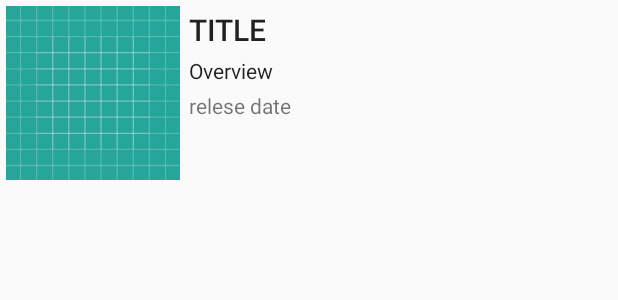
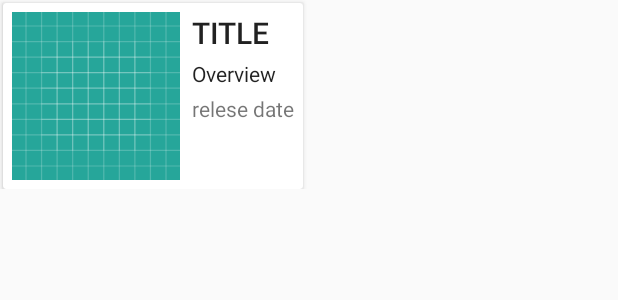
Before and after one commit to gunnerrishav/MyMovies2, an Android app: the layout adapter_movies_list_row.xml on its own in the app's theme, with its tools: preview values and no code run, on a phone screen of 412 x 824 dp. Shown: the top 300 px of the screen. Run offline under Robolectric (Android 15) with nearby library versions, the phone set to English and light mode, and no system bars.

Commit message:
minor changes

```diff
--- a/app/build.gradle
+++ b/app/build.gradle
@@ -37,4 +37,5 @@ dependencies {
     compile 'com.squareup.retrofit2:retrofit:2.3.0'
     compile 'com.squareup.picasso:picasso:2.5.2'
     compile 'com.android.support:recyclerview-v7:26.1.0'
+    compile 'com.android.support:cardview-v7:26.1.0'
 }
--- a/app/src/main/res/layout/adapter_movies_list_row.xml
+++ b/app/src/main/res/layout/adapter_movies_list_row.xml
@@ -2,7 +2,16 @@
 <LinearLayout xmlns:android="http://schemas.android.com/apk/res/android"
     android:layout_width="match_parent"
     android:layout_height="wrap_content"
+    xmlns:card_view="http://schemas.android.com/apk/res-auto"
     android:orientation="vertical">
+
+    <android.support.v7.widget.CardView
+        android:id="@+id/card_view"
+        android:layout_width="wrap_content"
+        android:layout_height="wrap_content"
+        android:layout_marginTop="2dp"
+        android:layout_marginLeft="2dp"
+        android:layout_marginRight="2dp">
 
     <LinearLayout
         android:layout_width="match_parent"
@@ -14,7 +23,7 @@
             android:id="@+id/image"
             android:layout_width="120dp"
             android:layout_height="120dp"
-            android:padding="2dp"
+            android:padding="4dp"
             android:src="@drawable/ic_launcher_background" />
 
         <LinearLayout
@@ -57,4 +66,6 @@
 
     </LinearLayout>
 
+    </android.support.v7.widget.CardView>
+
 </LinearLayout>
```
